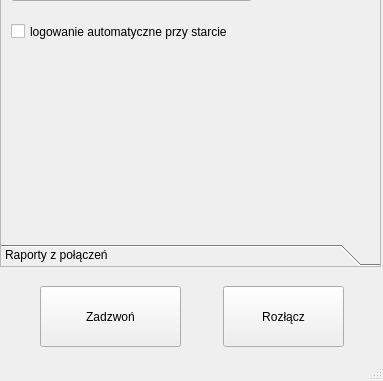
Old version of the form src/dsipcom.ui in the repository dmilith/dsipcom; both pictures show x 0 to 383 and y 403 to 784 of the 383 by 784 pixel window.
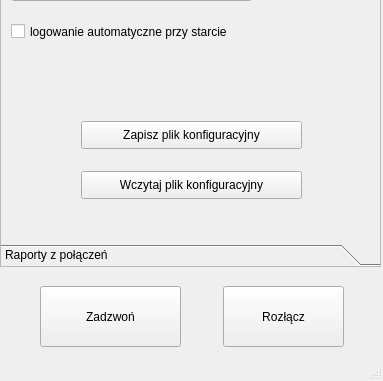
New version of the form. Icons and pictures are not drawn.

The edit to the form file:
```diff
--- a/src/dsipcom.ui
+++ b/src/dsipcom.ui
@@ -643,6 +643,40 @@
        <string>logowanie automatyczne przy starcie </string>
       </property>
      </widget>
+     <widget class="QPushButton" name="load_config_button" >
+      <property name="geometry" >
+       <rect>
+        <x>80</x>
+        <y>470</y>
+        <width>221</width>
+        <height>28</height>
+       </rect>
+      </property>
+      <property name="text" >
+       <string>Wczytaj plik konfiguracyjny</string>
+      </property>
+      <property name="icon" >
+       <iconset resource="dsipcom.qrc" >
+        <normaloff>:/images/images/cd_burn.png</normaloff>:/images/images/cd_burn.png</iconset>
+      </property>
+     </widget>
+     <widget class="QPushButton" name="save_config_button" >
+      <property name="geometry" >
+       <rect>
+        <x>80</x>
+        <y>420</y>
+        <width>221</width>
+        <height>28</height>
+       </rect>
+      </property>
+      <property name="text" >
+       <string>Zapisz plik konfiguracyjny</string>
+      </property>
+      <property name="icon" >
+       <iconset resource="dsipcom.qrc" >
+        <normaloff>:/images/images/bug_add.png</normaloff>:/images/images/bug_add.png</iconset>
+      </property>
+     </widget>
     </widget>
     <widget class="QWidget" name="page_raports" >
      <property name="geometry" >
```
